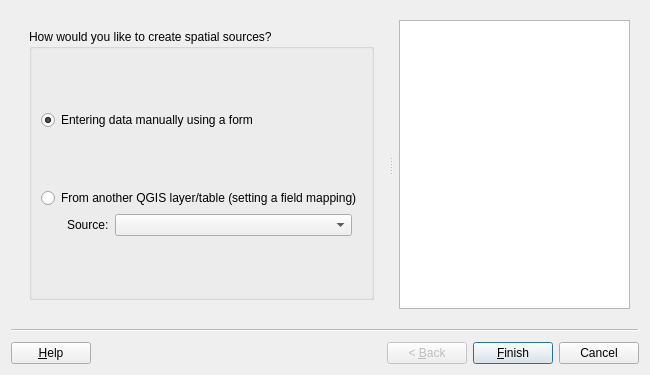
First picture: the form in asistente_ladm_col/ui/wiz_create_spatial_source_cadastre.ui, repository SwissTierrasColombia/Asistente-LADM-COL, before the edit.
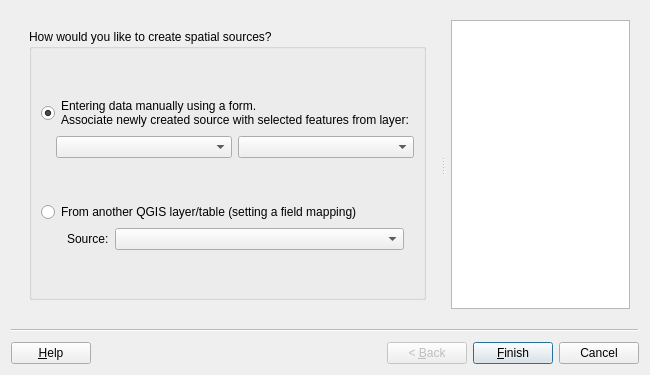
Second picture: the form after the edit. Custom widgets are drawn as their Qt base class.

Commit message: [gui] Add controls and logic to associate newly created Spatial Sources with selected geometries from the layers specified in two comboboxes

```diff
--- a/asistente_ladm_col/ui/wiz_create_spatial_source_cadastre.ui
+++ b/asistente_ladm_col/ui/wiz_create_spatial_source_cadastre.ui
@@ -65,7 +65,8 @@
            <item row="1" column="0">
             <widget class="QRadioButton" name="rad_create_manually">
              <property name="text">
-              <string>Entering data manually using a form</string>
+              <string>Entering data manually using a form.
+Associate newly created source with selected features from layer:</string>
              </property>
              <property name="checked">
               <bool>true</bool>
@@ -73,19 +74,45 @@
             </widget>
            </item>
            <item row="2" column="0">
-            <spacer name="verticalSpacer_7">
+            <layout class="QHBoxLayout" name="horizontalLayout">
+             <item>
+              <spacer name="horizontalSpacer">
              <property name="orientation">
-              <enum>Qt::Vertical</enum>
+                <enum>Qt::Horizontal</enum>
+               </property>
+               <property name="sizeType">
+                <enum>QSizePolicy::Fixed</enum>
              </property>
              <property name="sizeHint" stdset="0">
               <size>
-               <width>20</width>
-               <height>40</height>
+                 <width>15</width>
+                 <height>10</height>
               </size>
              </property>
             </spacer>
+             </item>
+             <item>
+              <widget class="QComboBox" name="cbo_layer"/>
+             </item>
+             <item>
+              <widget class="QgsCheckableComboBox" name="cbo_point_layer"/>
+             </item>
+            </layout>
            </item>
            <item row="3" column="0">
+            <spacer name="verticalSpacer_7">
+             <property name="orientation">
+              <enum>Qt::Vertical</enum>
+             </property>
+             <property name="sizeHint" stdset="0">
+              <size>
+               <width>20</width>
+               <height>40</height>
+              </size>
+             </property>
+            </spacer>
+           </item>
+           <item row="4" column="0">
             <widget class="QRadioButton" name="rad_refactor">
              <property name="enabled">
               <bool>true</bool>
@@ -95,7 +122,7 @@
              </property>
             </widget>
            </item>
-           <item row="4" column="0">
+           <item row="5" column="0">
             <layout class="QHBoxLayout" name="horizontalLayout_3">
              <property name="leftMargin">
               <number>26</number>
@@ -140,7 +167,7 @@
              </item>
             </layout>
            </item>
-           <item row="5" column="0">
+           <item row="6" column="0">
             <spacer name="verticalSpacer_8">
              <property name="orientation">
               <enum>Qt::Vertical</enum>
@@ -178,6 +205,11 @@
   </widget>
  </widget>
  <customwidgets>
+  <customwidget>
+   <class>QgsCheckableComboBox</class>
+   <extends>QComboBox</extends>
+   <header>qgis.gui</header>
+  </customwidget>
   <customwidget>
    <class>QgsMapLayerComboBox</class>
    <extends>QComboBox</extends>
```
Left out of the diff: 6 changed lines with no effect on the pictures. Lines whose indentation alone changed are shown as unchanged. The commit also changes 3 other files.
